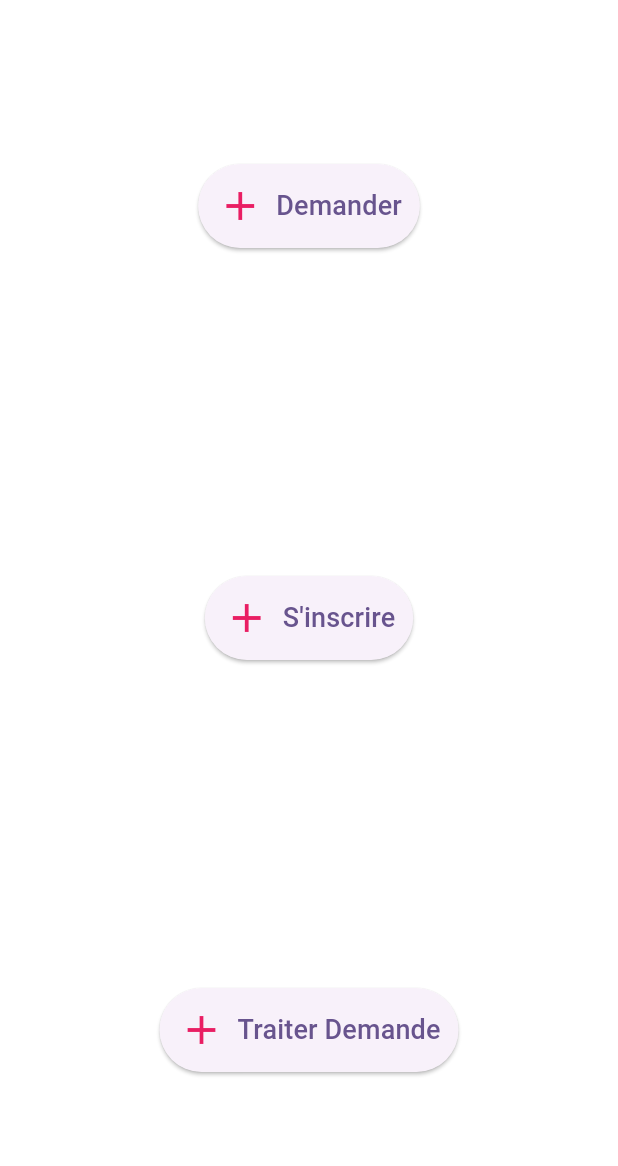
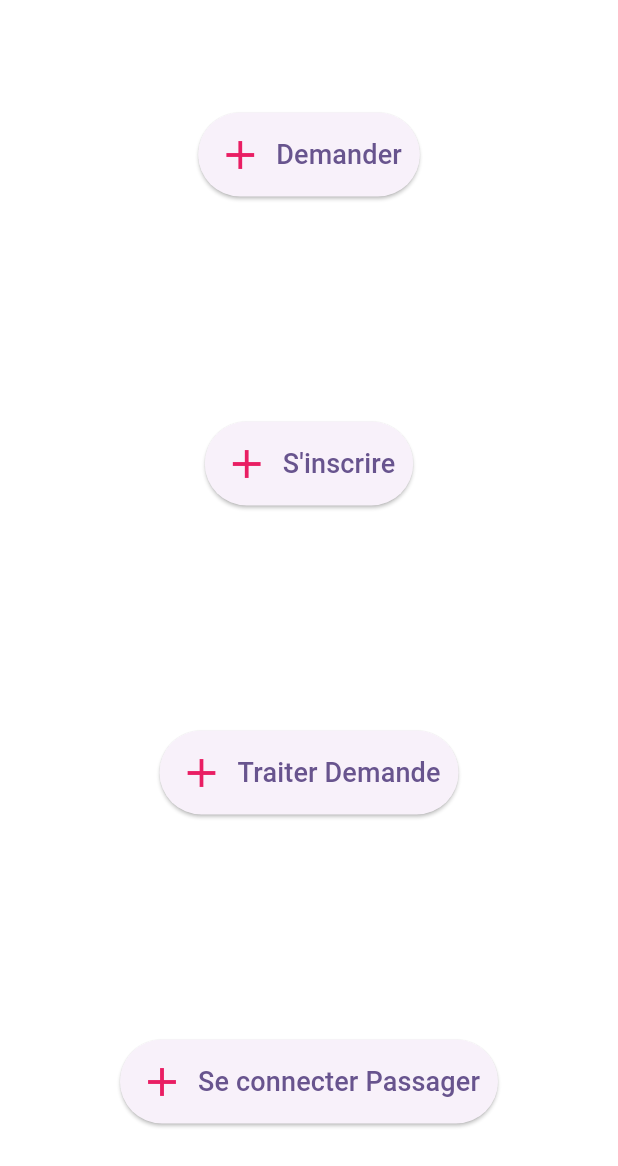
Before and after one commit to Sarra-Touffehi/ProjetInteg3eme, a Flutter app: the screen it shows after launch, on a phone screen of 412 x 824 dp. Shown: the top 1166 px of the screen. Run offline on Flutter 3.47's test engine with Material 3 defaults, Android fonts, the phone set to English and light mode, and no system bars; our stand-ins replace cloud_firestore, dio, firebase_auth, firebase_core, form_field_validator, geolocator; accounts and stored records are empty.

Commit message:
loginPassager

```diff
--- a/lib/classes/passager.dart
+++ b/lib/classes/passager.dart
@@ -4,9 +4,13 @@
   final String nom;
   final String prenom;
   final String adresse;
-  final int age;
+  //final int age;
+  final String email;
+  final int numTel;
+  final String motdepasse;
+
 
   Passager({
-      required this.id, required this.nom, required this.prenom, required this.adresse, required this.age
+      required this.id, required this.nom, required this.prenom, required this.adresse, required this.email,required this.numTel,required this.motdepasse
 });
 }
--- a/lib/inscri_passager_page.dart
+++ b/lib/inscri_passager_page.dart
@@ -17,7 +17,7 @@
     return MaterialApp(
       home: Scaffold(
         appBar: AppBar(
-          title: Text('Inscrir Passager'),
+          title: Text('Inscrire Passager'),
         ),
         body: InsPassager(),
       ),
@@ -58,7 +58,6 @@
   Future<void> ajouterPassagerToFirestore() async {
 
     CollectionReference passagers = FirebaseFirestore.instance.collection('Passagers');
-
     QuerySnapshot toutLesPassagers = await passagers.get();
     int nombrePassagers = toutLesPassagers.docs.length;
     String idPassager = (nombrePassagers + 1).toString();
--- a/lib/main.dart
+++ b/lib/main.dart
@@ -5,6 +5,7 @@
 import 'demande_page.dart'as demande;
 import 'inscri_passager_page.dart' as isnPassager;
 import 'traiter_demande.dart' as traiterDemande;
+import 'loginPassager.dart' as loginPassager;
 
 void main() async {
   WidgetsFlutterBinding.ensureInitialized();
@@ -71,6 +72,14 @@
     );
   }
 
+
+  void interfaceConnexionPassager() {
+    Navigator.push(
+        context,
+        MaterialPageRoute(builder: (context) => loginPassager.MyApp())
+    );
+  }
+
   @override
   Widget build(BuildContext context) {
     return Column(
@@ -124,6 +133,22 @@
             ),
           ),
         ),
+        ElevatedButton.icon(
+          icon: const Icon(
+            Icons.add,
+            color: Colors.pink,
+            size: 32.0,
+          ),
+          label: const Text("Se connecter Passager", style: TextStyle(fontSize: 18.0)),
+          onPressed: () {
+            interfaceConnexionPassager();
+          },
+          style: ButtonStyle(
+            padding: MaterialStateProperty.all<EdgeInsetsGeometry>(
+              EdgeInsets.all(12.0),
+            ),
+          ),
+        ),
       ],
     );
   }
```
Also changed, not shown: lib/loginPassager.dart (added, +100 -0 lines), lib/services/authentification_firbase_service.dart (added, +16 -0 lines), pubspec.lock, 1 other file. Lines whose indentation alone changed are shown as unchanged.
